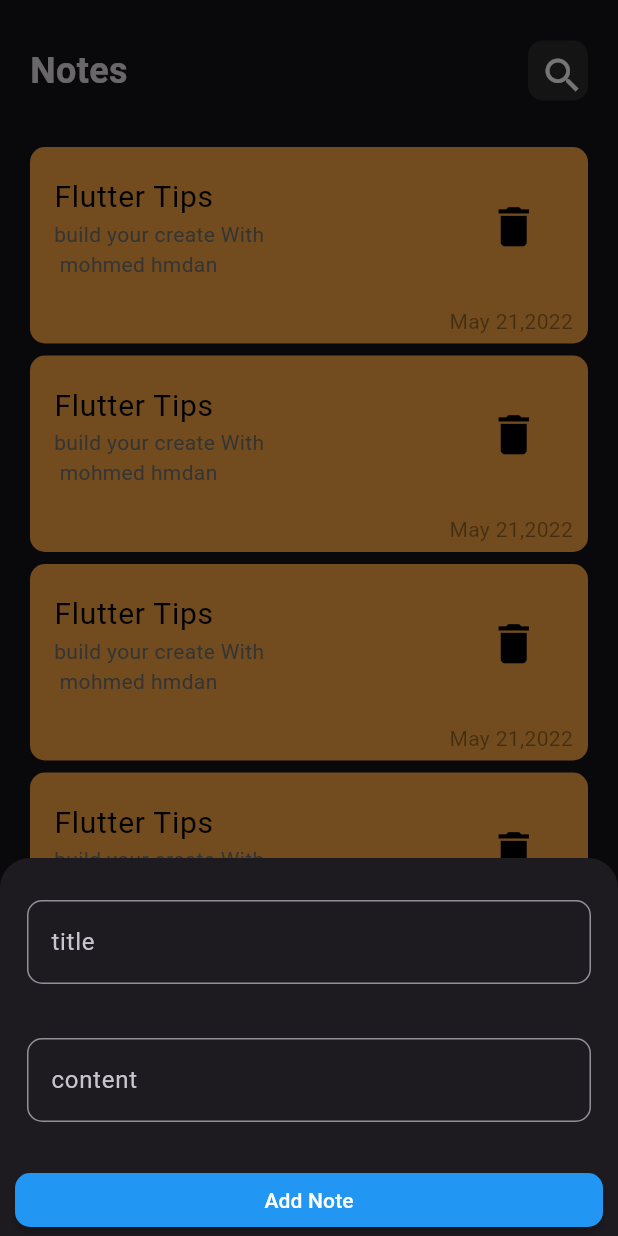
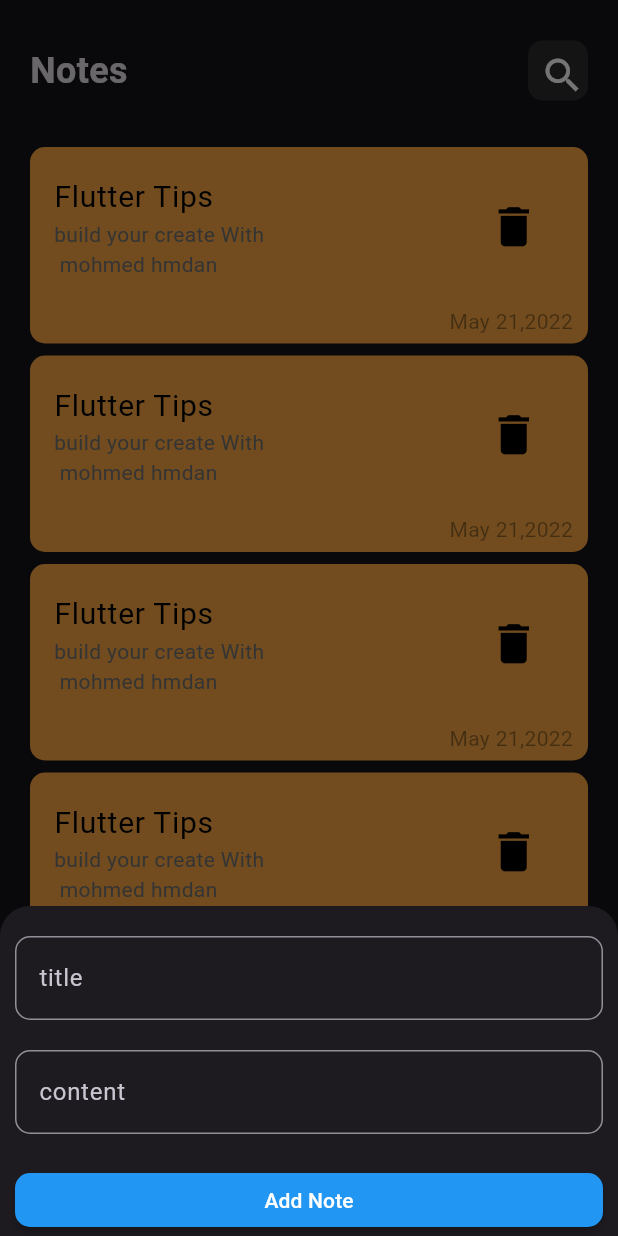
Before and after one commit to mohmed2230/test, a Flutter app: the screen it shows after launch, after a tap on the "add" icon, on a phone screen of 412 x 824 dp. Run offline on Flutter 3.47's test engine with Material 3 defaults, Android fonts, the phone set to English and light mode, and no system bars.

Commit message:
edit note view ui   done

```diff
--- a/lib/views/widgets/add_note_button_sheet.dart
+++ b/lib/views/widgets/add_note_button_sheet.dart
@@ -1,5 +1,3 @@
-
-
 import 'package:datahive/views/widgets/cstumbutton.dart';
 import 'package:datahive/views/widgets/formtextfild.dart';
 import 'package:flutter/material.dart';
@@ -13,22 +11,14 @@ class AddNoteButtonSheet extends StatelessWidget {
       padding: const EdgeInsets.symmetric(horizontal: 10),
       child: SingleChildScrollView(
         child: Column(
+          children: [
+            SizedBox(height: 20),
+            customtextfild(hintText: 'title', maxLines: 5),
+            SizedBox(height: 20),
+            customtextfild(hintText: 'content', maxLines: 20),
 
-          children: [
-
-
-             SizedBox(
-              height: 20,
-            ),
-            customtextfild(hintText: 'title',maxLines: 5,),
-              SizedBox(
-              height: 20,
-            ),
-             customtextfild(hintText: 'content',maxLines: 20,),
-
-             cstumbutton(),
+            cstumbutton(),
           ],
-
         ),
       ),
     );
--- a/lib/views/widgets/formtextfild.dart
+++ b/lib/views/widgets/formtextfild.dart
@@ -9,7 +9,7 @@ class customtextfild extends StatelessWidget {
   @override
   Widget build(BuildContext context) {
     return Padding(
-      padding: const EdgeInsets.all(8.0),
+      padding: const EdgeInsets.symmetric(),
       child: TextField(
         maxLines: maxLines,
         minLines: 1,
```
Also changed, not shown: lib/views/widgets/Eidet_noteview_body.dart (+17 -8 lines).
